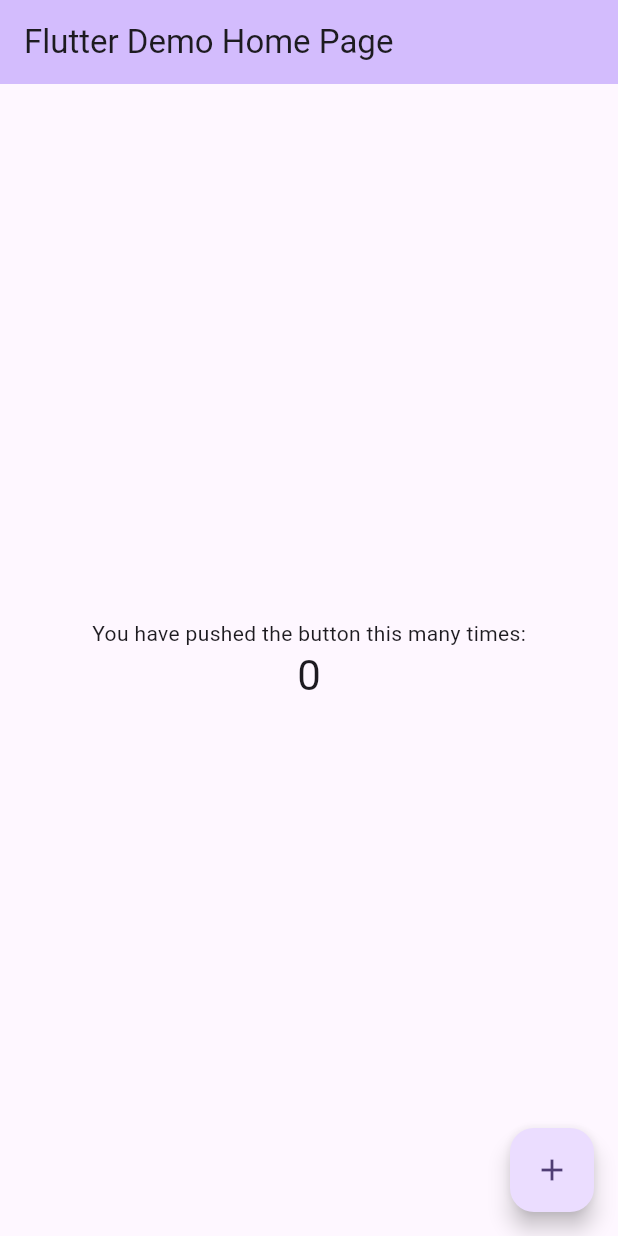
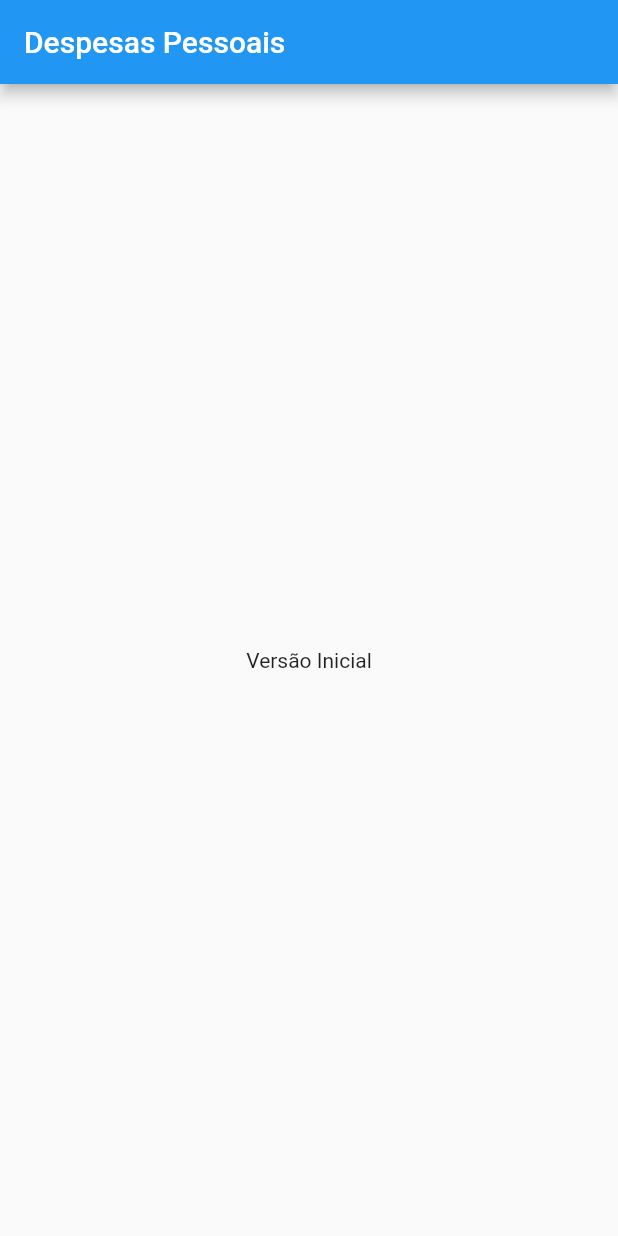
Before and after one commit to th1agoduarte/flutter_project_expenses, a Flutter app: the screen it shows after launch, on a phone screen of 412 x 824 dp. Run offline on Flutter 3.47's test engine with Material 2 defaults, Android fonts, the light colour scheme and no system bars.

Commit message:
feat: Initial version of the application

```diff
--- a/lib/main.dart
+++ b/lib/main.dart
@@ -1,125 +1,26 @@
 import 'package:flutter/material.dart';
 
-void main() {
-  runApp(const MyApp());
-}
+void main() => runApp(ExpensesApp());
 
-class MyApp extends StatelessWidget {
-  const MyApp({super.key});
-
-  // This widget is the root of your application.
+class ExpensesApp extends StatelessWidget {
   @override
   Widget build(BuildContext context) {
     return MaterialApp(
-      title: 'Flutter Demo',
-      theme: ThemeData(
-        // This is the theme of your application.
-        //
-        // TRY THIS: Try running your application with "flutter run". You'll see
-        // the application has a blue toolbar. Then, without quitting the app,
-        // try changing the seedColor in the colorScheme below to Colors.green
-        // and then invoke "hot reload" (save your changes or press the "hot
-        // reload" button in a Flutter-supported IDE, or press "r" if you used
-        // the command line to start the app).
-        //
-        // Notice that the counter didn't reset back to zero; the application
-        // state is not lost during the reload. To reset the state, use hot
-        // restart instead.
-        //
-        // This works for code too, not just values: Most code changes can be
-        // tested with just a hot reload.
-        colorScheme: ColorScheme.fromSeed(seedColor: Colors.deepPurple),
-        useMaterial3: true,
-      ),
-      home: const MyHomePage(title: 'Flutter Demo Home Page'),
+      home: MyHomePage(),
     );
   }
 }
 
-class MyHomePage extends StatefulWidget {
-  const MyHomePage({super.key, required this.title});
-
-  // This widget is the home page of your application. It is stateful, meaning
-  // that it has a State object (defined below) that contains fields that affect
-  // how it looks.
-
-  // This class is the configuration for the state. It holds the values (in this
-  // case the title) provided by the parent (in this case the App widget) and
-  // used by the build method of the State. Fields in a Widget subclass are
-  // always marked "final".
-
-  final String title;
-
-  @override
-  State<MyHomePage> createState() => _MyHomePageState();
-}
-
-class _MyHomePageState extends State<MyHomePage> {
-  int _counter = 0;
-
-  void _incrementCounter() {
-    setState(() {
-      // This call to setState tells the Flutter framework that something has
-      // changed in this State, which causes it to rerun the build method below
-      // so that the display can reflect the updated values. If we changed
-      // _counter without calling setState(), then the build method would not be
-      // called again, and so nothing would appear to happen.
-      _counter++;
-    });
-  }
-
+class MyHomePage extends StatelessWidget {
   @override
   Widget build(BuildContext context) {
-    // This method is rerun every time setState is called, for instance as done
-    // by the _incrementCounter method above.
-    //
-    // The Flutter framework has been optimized to make rerunning build methods
-    // fast, so that you can just rebuild anything that needs updating rather
-    // than having to individually change instances of widgets.
     return Scaffold(
       appBar: AppBar(
-        // TRY THIS: Try changing the color here to a specific color (to
-        // Colors.amber, perhaps?) and trigger a hot reload to see the AppBar
-        // change color while the other colors stay the same.
-        backgroundColor: Theme.of(context).colorScheme.inversePrimary,
-        // Here we take the value from the MyHomePage object that was created by
-        // the App.build method, and use it to set our appbar title.
-        title: Text(widget.title),
+        title: Text('Despesas Pessoais'),
       ),
       body: Center(
-        // Center is a layout widget. It takes a single child and positions it
-        // in the middle of the parent.
-        child: Column(
-          // Column is also a layout widget. It takes a list of children and
-          // arranges them vertically. By default, it sizes itself to fit its
-          // children horizontally, and tries to be as tall as its parent.
-          //
-          // Column has various properties to control how it sizes itself and
-          // how it positions its children. Here we use mainAxisAlignment to
-          // center the children vertically; the main axis here is the vertical
-          // axis because Columns are vertical (the cross axis would be
-          // horizontal).
-          //
-          // TRY THIS: Invoke "debug painting" (choose the "Toggle Debug Paint"
-          // action in the IDE, or press "p" in the console), to see the
-          // wireframe for each widget.
-          mainAxisAlignment: MainAxisAlignment.center,
-          children: <Widget>[
-            const Text(
-              'You have pushed the button this many times:',
-            ),
-            Text(
-              '$_counter',
-              style: Theme.of(context).textTheme.headlineMedium,
-            ),
-          ],
-        ),
+        child: Text('Versão Inicial'),
       ),
-      floatingActionButton: FloatingActionButton(
-        onPressed: _incrementCounter,
-        tooltip: 'Increment',
-        child: const Icon(Icons.add),
-      ), // This trailing comma makes auto-formatting nicer for build methods.
     );
   }
 }
```
